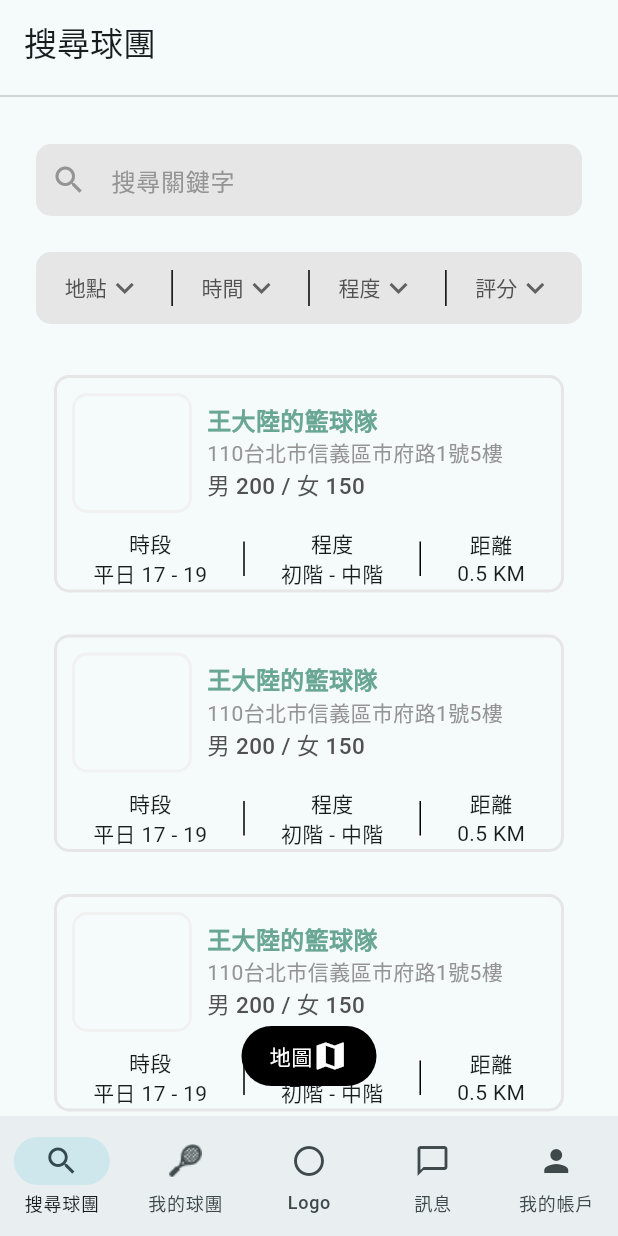
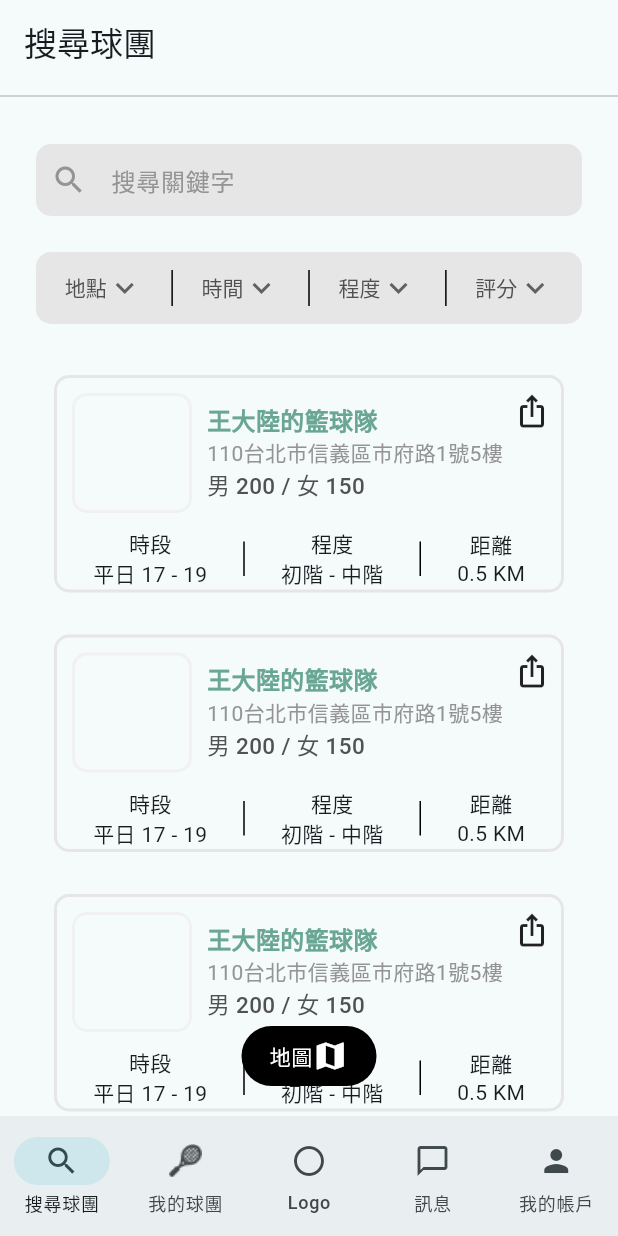
Before and after one commit to WeitingL/joinyou, a Flutter app: the screen it shows after launch, on a phone screen of 412 x 824 dp. Run offline on Flutter 3.47's test engine with Material 3 defaults, Android fonts, the phone set to English and light mode, and no system bars; our stand-ins replace flutter_bloc, google_maps_flutter, image_picker.

Commit message:
[Bloc] team card opt

```diff
--- a/lib/ui/component/team_card.dart
+++ b/lib/ui/component/team_card.dart
@@ -1,4 +1,5 @@
 import 'package:flutter/cupertino.dart';
+import 'package:flutter/material.dart';
 import 'package:joinyou/app_color.dart';
 import 'package:joinyou/data/data_team.dart';
 
@@ -58,8 +59,13 @@ class TeamCard extends StatelessWidget {
                               fontWeight: FontWeight.w500,
                               fontSize: 15),
                         )
-                    ],
-                  )
+                      ]),
+                  const Expanded(
+                      child: SizedBox(
+                          height: 80.0,
+                          child: Column(
+                            children: [Icon(Icons.ios_share)],
+                          )))
                 ],
               ),
               //-----------------------------//
@@ -70,8 +76,7 @@ class TeamCard extends StatelessWidget {
                   children: [
                     Flexible(
                         child: Column(
-                      children: [Text("時段"), Text(teamData.timeSlot)],
-                    )),
+                            children: [Text("時段"), Text(teamData.timeSlot)])),
                     Container(
                       width: 1,
                       height: 23,
@@ -79,17 +84,14 @@ class TeamCard extends StatelessWidget {
                     ),
                     Flexible(
                         child: Column(
-                      children: [Text("程度"), Text(teamData.level)],
-                    )),
+                            children: [Text("程度"), Text(teamData.level)])),
                     Container(
                       width: 1,
                       height: 23,
                       color: AppColor.black,
                     ),
                     Flexible(
-                        child: Column(
-                      children: [Text("距離"), Text("0.5 KM")],
-                    ))
+                        child: Column(children: [Text("距離"), Text("0.5 KM")]))
                   ])
             ])));
   }
```
Lines whose indentation alone changed are shown as unchanged.
